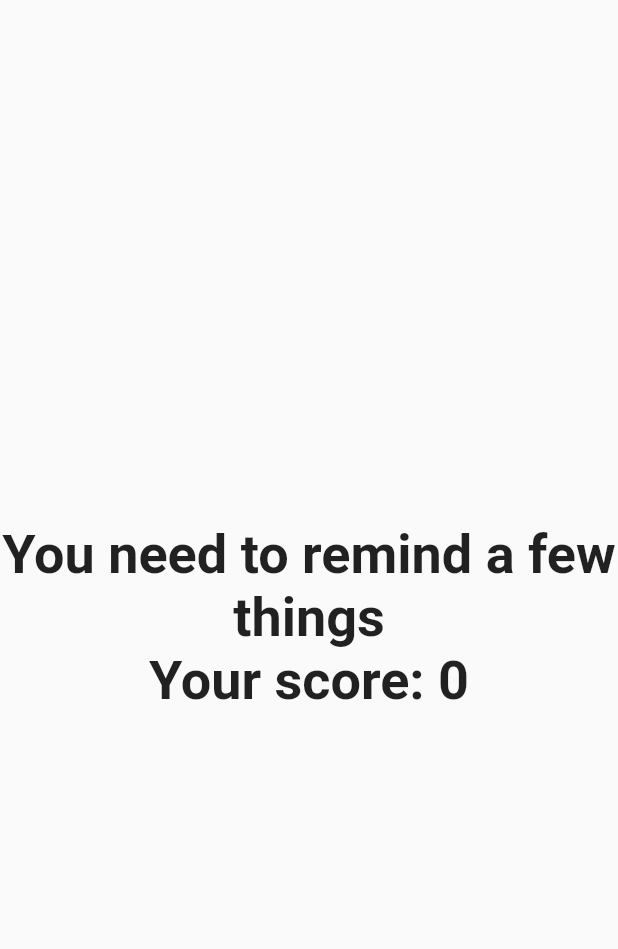
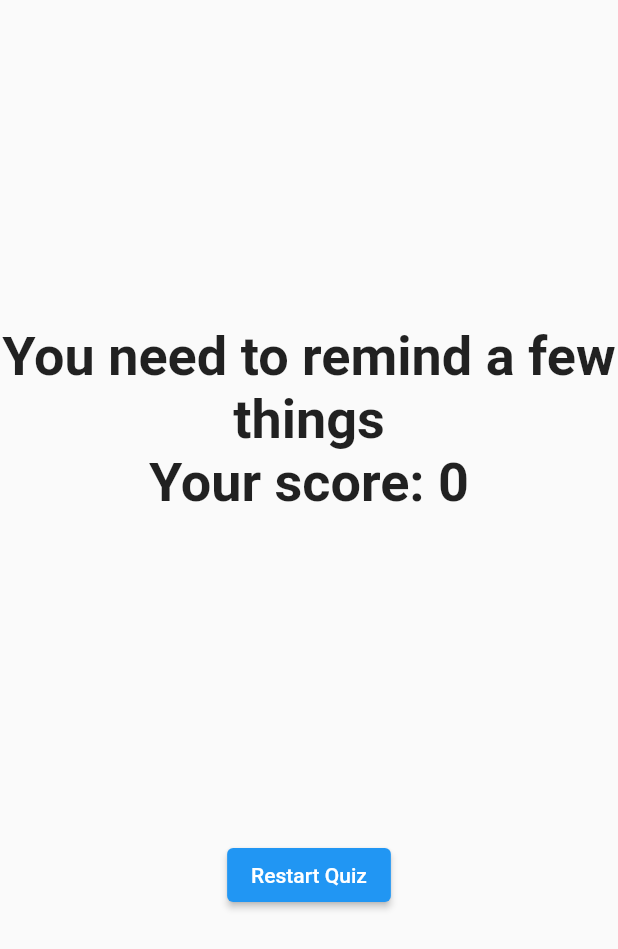
Before and after one commit to Damian9696/flutter_quiz_app, a Flutter app: the Result widget shown alone on an empty page, opened directly with empty values, on a phone screen of 412 x 824 dp. Shown: the top 949 px of the screen. Run offline on Flutter 3.47's test engine with Material 2 defaults, Android fonts, the phone set to English and light mode, and no system bars; statements that could not run were skipped.

Commit message:
Updated result widget to display reset button; implemented logic to execute reset quiz method onClick;

```diff
--- a/lib/result.dart
+++ b/lib/result.dart
@@ -1,7 +1,9 @@
 import 'package:flutter/material.dart';
 
 class Result extends StatelessWidget {
+
   final int totalScore;
+  final Function resetQuiz;
 
   String get resultPhrase {
     var resultText;
@@ -21,15 +23,21 @@ class Result extends StatelessWidget {
     return "$resultText \nYour score: $totalScore";
   }
 
-  Result(this.totalScore);
+  Result(this.totalScore, this.resetQuiz);
 
   @override
   Widget build(BuildContext context) {
     return Center(
-      child: Text(
-        resultPhrase,
-        style: TextStyle(fontSize: 36, fontWeight: FontWeight.bold),
-        textAlign: TextAlign.center,
+      child: Column(
+        mainAxisAlignment: MainAxisAlignment.spaceEvenly,
+        children: [
+          Text(
+            resultPhrase,
+            style: TextStyle(fontSize: 36, fontWeight: FontWeight.bold),
+            textAlign: TextAlign.center,
+          ),
+          ElevatedButton(onPressed: resetQuiz, child: Text("Restart Quiz"))
+        ],
       ),
     );
   }
```
